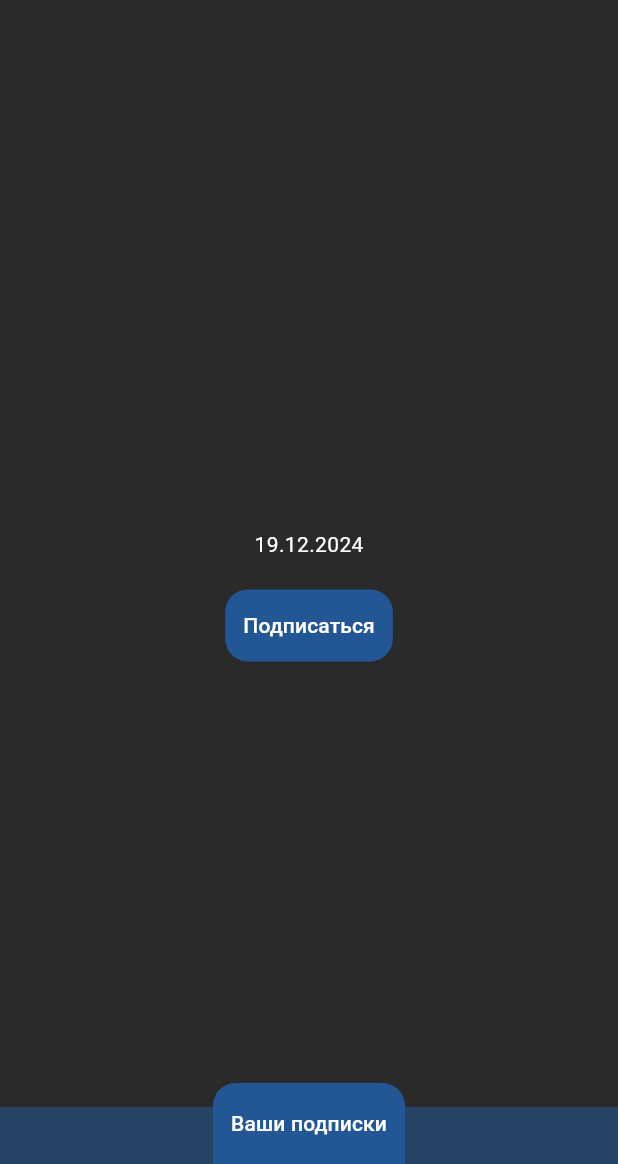
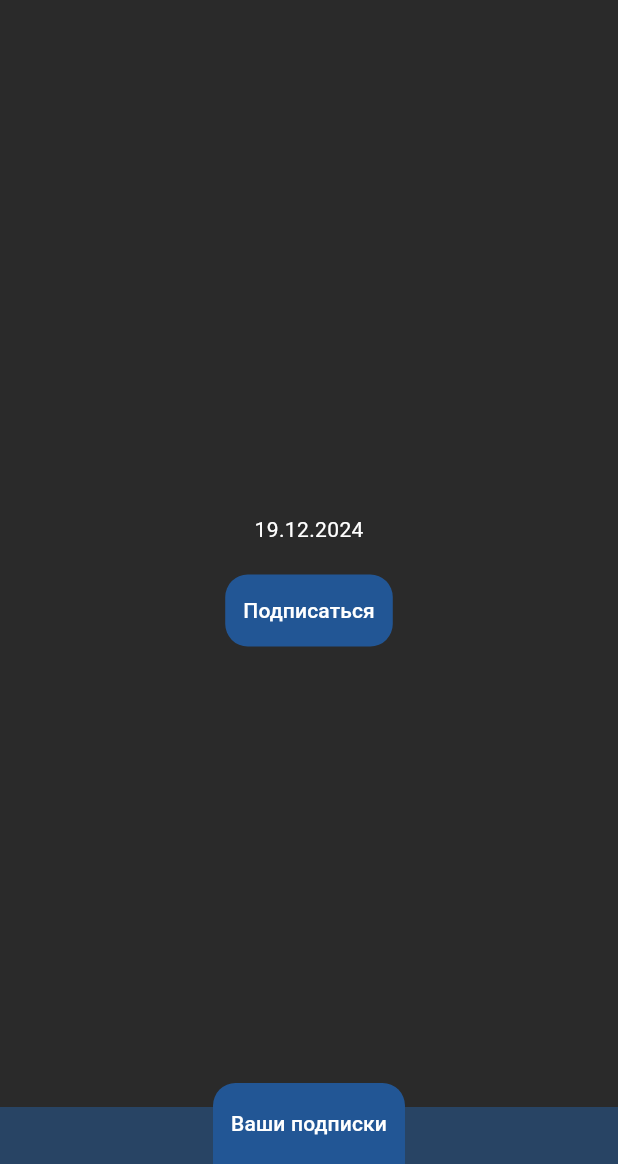
Before and after one commit to 517ANT38/sstu-event-app, a Flutter app: the NewsPage screen opened directly with empty values, on a phone screen of 412 x 824 dp, the part 72-1236 px from its top. Run offline on Flutter 3.47's test engine with Material 3 defaults, Android fonts, the phone set to English and light mode, and no system bars; our stand-ins replace flutter_local_notifications, shared_preferences; accounts and stored records are empty; statements that could not run were skipped.

Commit message:
отступы

```diff
--- a/frontend/lib/pages/eventform.dart
+++ b/frontend/lib/pages/eventform.dart
@@ -321,6 +321,7 @@ class EventFormState extends State<EventForm> {
                             child: const Text("Отправить")),
                       )
                     ]),
+                    fInterval
                   ],
                 ),
               )),
--- a/frontend/lib/pages/newspage.dart
+++ b/frontend/lib/pages/newspage.dart
@@ -23,9 +23,15 @@ class NewsPage extends StatelessWidget {
       ),
       body: Center(
         child: SingleChildScrollView(
+            child: Padding(
+          padding: const EdgeInsets.symmetric(horizontal: 16),
           child: Column(
             children: [
-            Text(model.title, style: const TextStyle(fontWeight: FontWeight.bold, fontSize: 16),),
+              Text(
+                model.title,
+                style:
+                    const TextStyle(fontWeight: FontWeight.bold, fontSize: 16),
+              ),
               const SizedBox(height: 20),
               Text(model.description),
               Text('${model.date.day}.${model.date.month}.${model.date.year}'),
@@ -40,11 +46,13 @@ class NewsPage extends StatelessWidget {
                       borderRadius: BorderRadius.circular(15)),
                   child: TextButton(
                       onPressed: () {
-                      Navigator.of(context).push(
-                          MaterialPageRoute(builder: (context) => EventForm(idEvent: idEvent)));
+                        Navigator.of(context).push(MaterialPageRoute(
+                            builder: (context) => EventForm(idEvent: idEvent)));
                       },
-                    child: const Text("Подписаться")))
+                      child: const Text("Подписаться"))),
+              const SizedBox(height: 20)
             ],
+          ),
         )),
       ),
       bottomNavigationBar: const BottomNavBar(),
```
Lines whose indentation alone changed are shown as unchanged.
